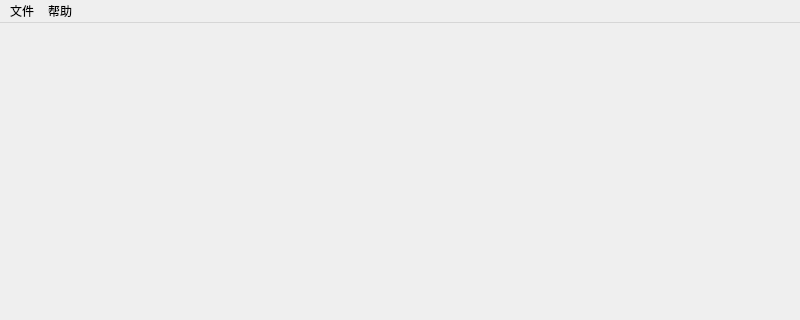
This is mainwindow.ui in melonyxin/MindMap as Qt 5 draws it before an edit; both pictures show x 0 to 800 and y 0 to 320 of the 800 by 600 pixel window. The edited form follows.
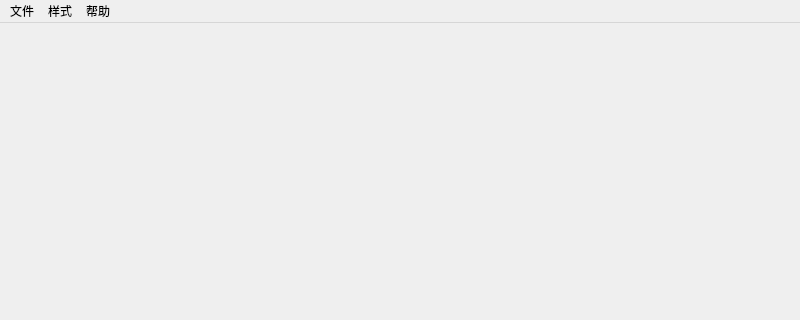
This is the edited form.

Commit message:
分离样式与数据，新增两种样式
新增彩线型与框图型

```diff
--- a/mainwindow.ui
+++ b/mainwindow.ui
@@ -40,7 +40,15 @@
      <string>帮助</string>
     </property>
    </widget>
+   <widget class="QMenu" name="menuStyle">
+    <property name="title">
+     <string>样式</string>
+    </property>
+    <addaction name="actionColorLine"/>
+    <addaction name="actionBlock"/>
+   </widget>
    <addaction name="menu"/>
+   <addaction name="menuStyle"/>
    <addaction name="menu_2"/>
   </widget>
   <action name="actionNewFile">
```
Left out of the diff: 25 changed lines with no effect on the pictures. The commit also changes 19 other files.
